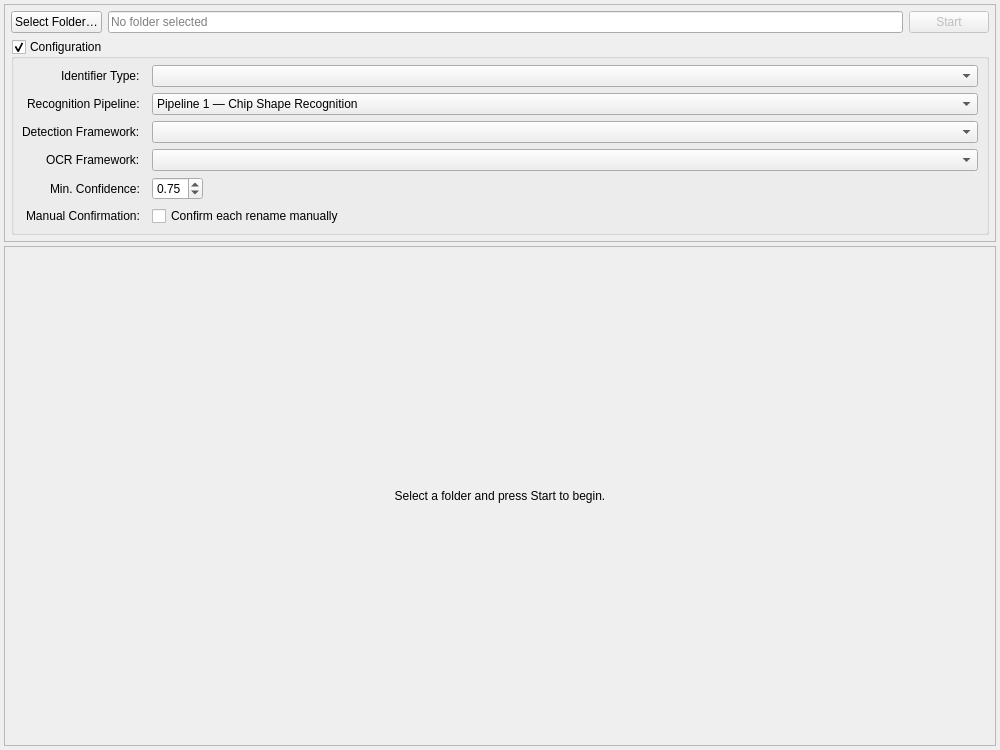
The window that app/tools/identification_tool/tool.ui (stegross/Image-Toolbox) describes before a commit, drawn with Qt 5.
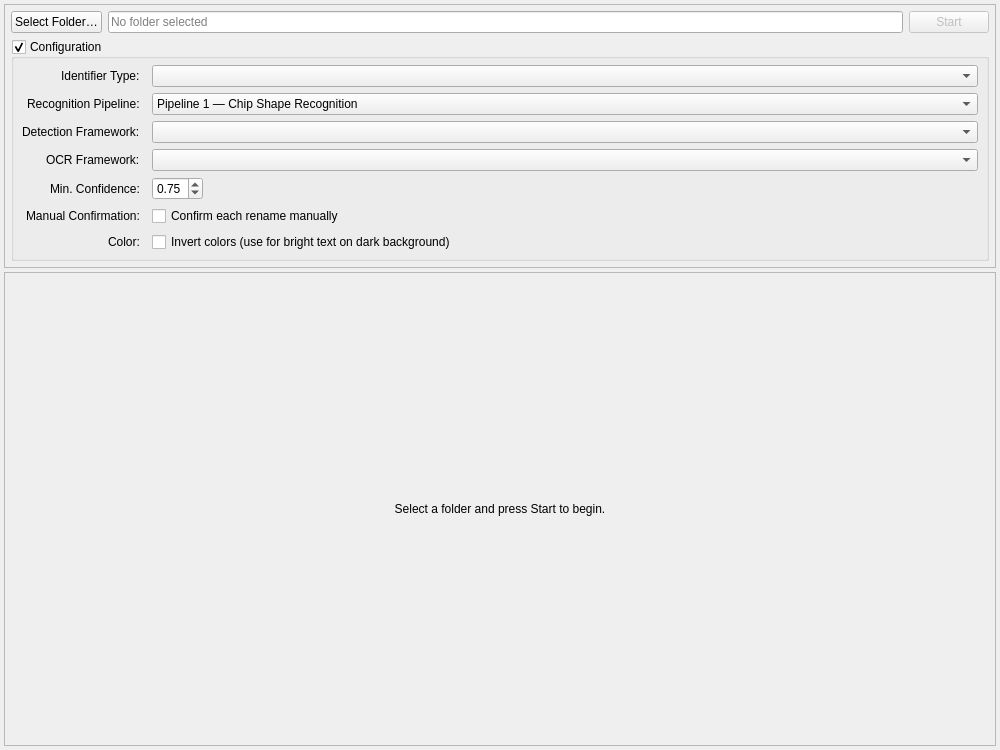
The same window after the commit.

Commit message: Added Rotation and Color Inverting to Pipeline Config.

What changed in the file:
```diff
--- a/app/tools/identification_tool/tool.ui
+++ b/app/tools/identification_tool/tool.ui
@@ -250,6 +250,21 @@
           </widget>
          </item>
 
+         <item row="6" column="0">
+          <widget class="QLabel" name="invert_color_label">
+           <property name="text">
+            <string>Color:</string>
+           </property>
+          </widget>
+         </item>
+         <item row="6" column="1">
+          <widget class="QCheckBox" name="invert_color_check">
+           <property name="text">
+            <string>Invert colors (use for bright text on dark background)</string>
+           </property>
+          </widget>
+         </item>
+
         </layout>
        </widget>
       </item>
```
The commit also changes 5 other files.
